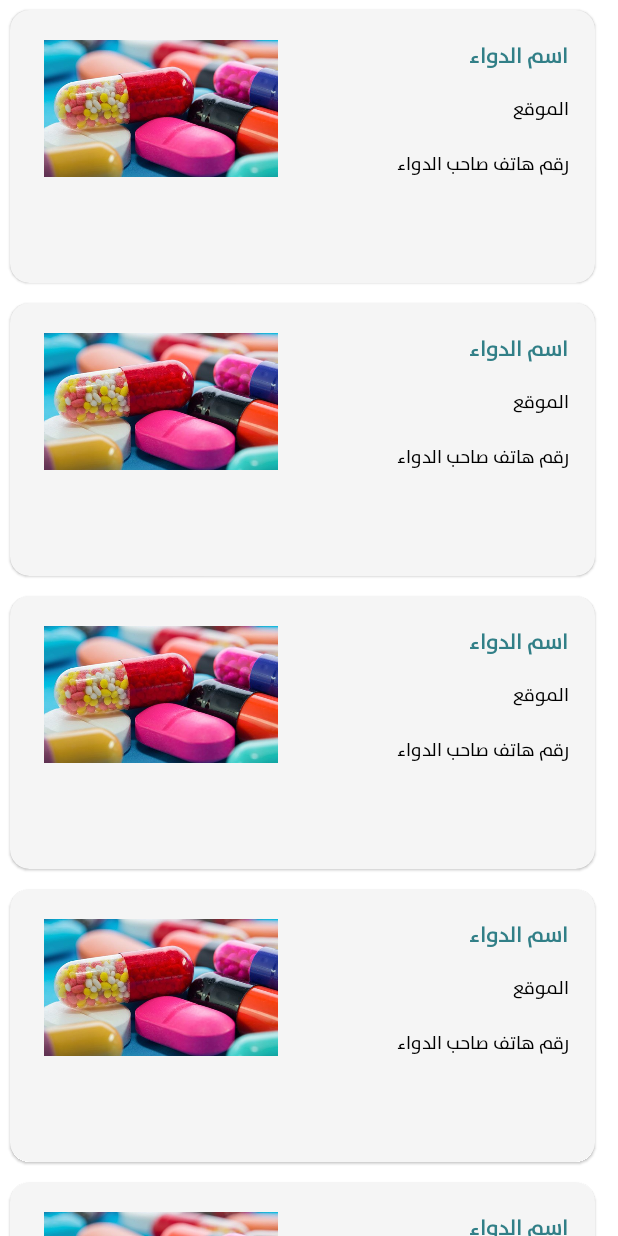
After one commit to maxmya/takaful-android, an Android app: the layout layout_preservation.xml on its own in the app's theme, with its tools: preview values and no code run, on a phone screen of 412 x 824 dp. The commit adds this screen. Run offline under Robolectric (Android 15) with nearby library versions, the phone set to English and light mode, and no system bars.

Commit message:
add preservation fragment

```diff
--- a/app/src/main/java/com/dawa/user/network/retrofit/DawaAPIService.kt
+++ b/app/src/main/java/com/dawa/user/network/retrofit/DawaAPIService.kt
@@ -54,7 +54,7 @@ interface DawaAPIService {
     @GET("user/auth/preservation")
     fun listUserPreservations(): Flowable<ResponseWrapper<List<UserPreservationDTO>>>
 
-    @POST("user/auth/preservation/{id}")
+    @DELETE("user/auth/preservation/{id}")
     fun deletePreservation(@Path("id") id: Int): Flowable<ErrorClass>
 
 }
--- a/app/src/main/java/com/dawa/user/network/retrofit/RetrofitClient.kt
+++ b/app/src/main/java/com/dawa/user/network/retrofit/RetrofitClient.kt
@@ -11,7 +11,7 @@ import retrofit2.converter.gson.GsonConverterFactory
 object RetrofitClient {
 
     //    private const val BASE_URL = "http://142.93.166.121:8080/"
-    private const val BASE_URL = "http://192.168.1.6:8080/"
+    private const val BASE_URL = "http://192.168.1.17:8080/"
 
 
     private val okHttpClient =
--- /dev/null
+++ b/app/src/main/res/layout/layout_item_preservation.xml
@@ -0,0 +1,83 @@
+<?xml version="1.0" encoding="utf-8"?>
+<androidx.cardview.widget.CardView xmlns:android="http://schemas.android.com/apk/res/android"
+    xmlns:app="http://schemas.android.com/apk/res-auto"
+    xmlns:tools="http://schemas.android.com/tools"
+    android:layout_width="@dimen/_300sdp"
+    android:layout_height="@dimen/_140sdp"
+    android:layout_margin="@dimen/_5sdp"
+    android:backgroundTint="@color/grayBackground"
+    android:clickable="true"
+    android:focusable="true"
+    android:foreground="?android:attr/selectableItemBackground"
+    app:cardCornerRadius="@dimen/_10sdp"
+    app:cardElevation="1dp">
+
+    <androidx.constraintlayout.widget.ConstraintLayout
+        android:layout_width="match_parent"
+        android:layout_height="match_parent"
+        android:layout_marginHorizontal="@dimen/_1sdp">
+
+
+        <ImageView
+            android:id="@+id/linearLayout4"
+            android:layout_width="@dimen/_120sdp"
+            android:layout_height="@dimen/_70sdp"
+            android:layout_margin="@dimen/_5sdp"
+
+            android:scaleType="centerCrop"
+            android:src="@drawable/medication"
+            app:layout_constraintBottom_toBottomOf="parent"
+            app:layout_constraintEnd_toEndOf="parent"
+            app:layout_constraintHorizontal_bias="0.068"
+            app:layout_constraintStart_toStartOf="parent"
+            app:layout_constraintTop_toTopOf="parent"
+            app:layout_constraintVertical_bias="0.175" />
+
+        <TextView
+            android:id="@+id/medication_name"
+            android:layout_width="176dp"
+            android:layout_height="30dp"
+            android:layout_margin="@dimen/_15sdp"
+            android:layout_marginStart="20dp"
+            android:fontFamily="@font/sans_plain"
+            android:textColor="@color/colorPrimary"
+            android:textSize="@dimen/_11sdp"
+            android:textStyle="bold"
+            app:layout_constraintEnd_toEndOf="parent"
+            app:layout_constraintStart_toEndOf="@+id/linearLayout4"
+            app:layout_constraintTop_toTopOf="parent"
+            tools:text="اسم الدواء" />
+
+        <TextView
+            android:id="@+id/medication_location_short"
+            android:layout_width="176dp"
+            android:layout_height="30dp"
+            android:layout_marginStart="18dp"
+            android:layout_marginTop="@dimen/_5sdp"
+            android:fontFamily="@font/sans_plain"
+            android:textColor="@android:color/black"
+            android:textSize="@dimen/_9sdp"
+            app:layout_constraintEnd_toEndOf="parent"
+            app:layout_constraintHorizontal_bias="0.0"
+            app:layout_constraintStart_toEndOf="@+id/linearLayout4"
+            app:layout_constraintTop_toBottomOf="@+id/medication_name"
+            tools:text="الموقع" />
+        <TextView
+            android:id="@+id/medicationUserPhoneNumber"
+            android:layout_width="176dp"
+            android:layout_height="30dp"
+            android:layout_marginStart="18dp"
+            android:layout_marginTop="@dimen/_5sdp"
+            android:fontFamily="@font/sans_plain"
+            android:textColor="@android:color/black"
+            android:textSize="@dimen/_9sdp"
+            app:layout_constraintEnd_toEndOf="parent"
+            app:layout_constraintHorizontal_bias="0.0"
+            app:layout_constraintStart_toEndOf="@+id/linearLayout4"
+            app:layout_constraintTop_toBottomOf="@+id/medication_location_short"
+            tools:text="رقم هاتف صاحب الدواء" />
+
+    </androidx.constraintlayout.widget.ConstraintLayout>
+
+
+</androidx.cardview.widget.CardView>
--- /dev/null
+++ b/app/src/main/res/layout/layout_preservation.xml
@@ -0,0 +1,20 @@
+<?xml version="1.0" encoding="utf-8"?>
+<androidx.constraintlayout.widget.ConstraintLayout
+    xmlns:android="http://schemas.android.com/apk/res/android"
+    xmlns:tools="http://schemas.android.com/tools"
+    android:layout_width="match_parent"
+    android:layout_height="match_parent">
+    <androidx.recyclerview.widget.RecyclerView
+        android:id="@+id/preservation_List"
+        android:layout_width="match_parent"
+        android:layout_height="match_parent"
+        tools:itemCount="10"
+        tools:listitem="@layout/layout_item_preservation" />
+    <!--<androidx.recyclerview.widget.RecyclerView
+        android:id="@+id/preservation_List"
+        android:layout_width="match_parent"
+        android:layout_height="match_parent"
+        tools:layout_editor_absoluteX="1dp"
+        tools:layout_editor_absoluteY="1dp"
+        tools:listitem="@layout/layout_item_preservation"/>-->
+</androidx.constraintlayout.widget.ConstraintLayout>
--- a/app/src/main/res/menu/main.xml
+++ b/app/src/main/res/menu/main.xml
@@ -3,7 +3,7 @@
     <item
         android:id="@+id/profileFragment"
         android:icon="@drawable/account_off"
-        android:title="" />
+        android:title="@string/preservation" />
 
     <item
         android:id="@+id/destination_books"
--- a/app/src/main/res/values/strings.xml
+++ b/app/src/main/res/values/strings.xml
@@ -49,6 +49,6 @@
     <string name="fb_login_protocol_scheme">fb876166342858313</string>
     <string name="code">Code</string>
     <string name="verify">Verify</string>
-
+    <string name="preservation">حجوزاتي</string>
 
 </resources>
```
Also changed, not shown: app/src/main/java/com/dawa/user/adapters/PreservationAdapter.kt (added, +56 -0 lines), app/src/main/java/com/dawa/user/ui/HomeActivity.kt (+8 -0 lines), app/src/main/java/com/dawa/user/ui/fragments/PreservationsFragment.kt (added, +68 -0 lines), app/src/main/res/navigation/home_nav_graph.xml (+11 -0 lines).
